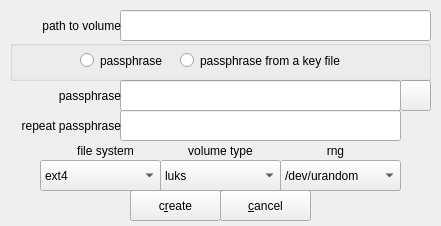
This is zuluCrypt-gui/createpartition.ui in mhogomchungu/zuluCrypt as Qt 5 draws it before an edit. The edited form follows.
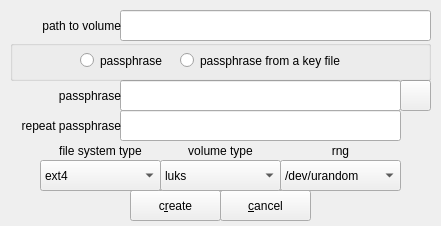
This is the edited form.

Commit message: minor UI tweak, set the repeat passphrase label to disable when a key file radio button is set

Patch:
```diff
--- a/zuluCrypt-gui/createpartition.ui
+++ b/zuluCrypt-gui/createpartition.ui
@@ -187,14 +187,14 @@
   <widget class="QLabel" name="labelfs">
    <property name="geometry">
     <rect>
-     <x>50</x>
+     <x>40</x>
      <y>140</y>
-     <width>111</width>
+     <width>121</width>
      <height>21</height>
     </rect>
    </property>
    <property name="text">
-    <string>file system</string>
+    <string>file system type</string>
    </property>
    <property name="alignment">
     <set>Qt::AlignCenter</set>
@@ -269,7 +269,7 @@
     <rect>
      <x>280</x>
      <y>140</y>
-     <width>111</width>
+     <width>121</width>
      <height>21</height>
     </rect>
    </property>
```
Left out of the diff: 2 changed lines with no effect on the pictures. The commit also changes 2 other files.
